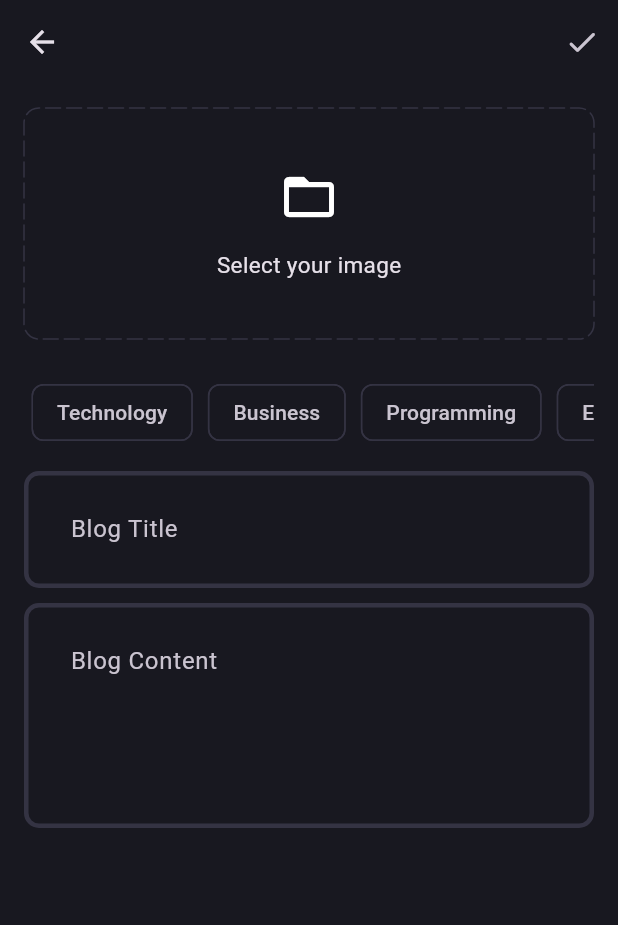
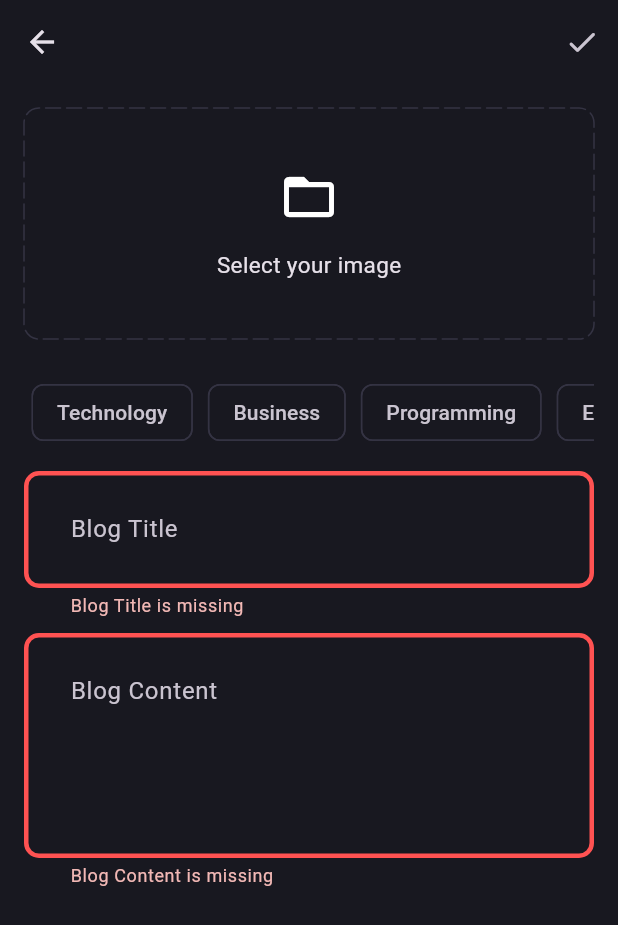
Before and after one commit to HSayer44/blog_app, a Flutter app: the AddNewBlogPage screen opened directly, after a tap on the "done" icon, on a phone screen of 412 x 824 dp. Shown: the top 925 px of the screen. Run offline on Flutter 3.47's test engine with Material 3 defaults, Android fonts, the phone set to English and light mode, and no system bars; drawn by our look-alikes of dotted_border; our stand-ins replace flutter_bloc, fpdart, get_it, image_picker, supabase_flutter; accounts and stored records are empty.

Commit message:
Blog form validation

```diff
--- a/lib/core/theme/theme.dart
+++ b/lib/core/theme/theme.dart
@@ -18,9 +18,11 @@ class AppTheme {
       side: BorderSide.none,
     ),
     inputDecorationTheme:  InputDecorationTheme(
+      border: _border(),
       contentPadding: const EdgeInsets.all(27),
       focusedBorder: _border(AppPallete.gradient2),
       enabledBorder: _border(),
+      errorBorder: _border(AppPallete.errorColor),
     ),
   );
 }
--- a/lib/features/blog/data/datasources/blog_remote_data_source.dart
+++ b/lib/features/blog/data/datasources/blog_remote_data_source.dart
@@ -35,8 +35,8 @@ class BlogRemoteDataSourceImpl implements BlogRemotDataSource {
     required BlogModel blog,
   }) async {
     try {
-       await supabaseClient.storage.from('blog_images').upload(blog.id, image);
-       return supabaseClient.storage.from('blog_images').getPublicUrl(blog.id);
+       await supabaseClient.storage.from('blog_image').upload(blog.id, image);
+       return supabaseClient.storage.from('blog_image').getPublicUrl(blog.id);
     } catch (e) {
       throw ServerException(e.toString());
     }
--- a/lib/features/blog/presentation/pages/add_new_blog_page.dart
+++ b/lib/features/blog/presentation/pages/add_new_blog_page.dart
@@ -1,11 +1,17 @@
 import 'dart:io';
 
+import 'package:blog_app/core/common/cubits/app_user/app_user_cubit.dart';
+import 'package:blog_app/core/common/widgets/loader.dart';
 import 'package:blog_app/core/theme/app_pallete.dart';
 import 'package:blog_app/core/utils/pick_image.dart';
+import 'package:blog_app/core/utils/show_snackbar.dart';
+import 'package:blog_app/features/blog/presentation/bloc/blog_bloc.dart';
+import 'package:blog_app/features/blog/presentation/pages/blog_page.dart';
 import 'package:blog_app/features/blog/presentation/widgets/blog_editor.dart';
 import 'package:dotted_border/dotted_border.dart';
 import 'package:flutter/cupertino.dart';
 import 'package:flutter/material.dart';
+import 'package:flutter_bloc/flutter_bloc.dart';
 
 class AddNewBlogPage extends StatefulWidget {
   static route() => MaterialPageRoute(builder: (context) => const AddNewBlogPage());
@@ -19,6 +25,7 @@ class AddNewBlogPage extends StatefulWidget {
 class _AddNewBlogPageState extends State<AddNewBlogPage> {
   final titleController = TextEditingController();
   final contentController = TextEditingController();
+  final formKey = GlobalKey<FormState>();
   List<String> selectedTopics = [];
   File? image;
 
@@ -28,6 +35,21 @@ class _AddNewBlogPageState extends State<AddNewBlogPage> {
       setState(() {
         image = pickedImage;
       });
+    }
+  }
+
+  void uploadBlog() {
+    if (formKey.currentState!.validate() && selectedTopics.isNotEmpty && image != null) {
+      final posterId = (context.read<AppUserCubit>().state as AppUserLoggedIn).user.id;
+      context.read<BlogBloc>().add(
+            BlogUploadEvent(
+              posterId: posterId,
+              title: titleController.text.trim(),
+              content: contentController.text.trim(),
+              image: image!,
+              topics: selectedTopics,
+            ),
+          );
     }
   }
 
@@ -42,11 +64,25 @@ class _AddNewBlogPageState extends State<AddNewBlogPage> {
   Widget build(BuildContext context) {
     return Scaffold(
       appBar: AppBar(
-        actions: [IconButton(onPressed: () {}, icon: const Icon(Icons.done_rounded))],
+        actions: [IconButton(onPressed: uploadBlog, icon: const Icon(Icons.done_rounded))],
       ),
-      body: SingleChildScrollView(
+      body: BlocConsumer<BlogBloc, BlogState>(
+        listener: (context, state) {
+          if (state is BlogFailure) {
+            showSnackBar(context, state.error);
+          } else if (state is BlogSuccess) {
+            Navigator.pushAndRemoveUntil(context, BlogPage.route(), (route) => false);
+          }
+        },
+        builder: (context, state) {
+          if (state is BlogLoading) {
+            return const Loader();
+          }
+          return SingleChildScrollView(
             child: Padding(
               padding: const EdgeInsets.all(16.0),
+              child: Form(
+                key: formKey,
                 child: Column(
                   children: [
                     image != null
@@ -56,7 +92,8 @@ class _AddNewBlogPageState extends State<AddNewBlogPage> {
                                 height: 150,
                                 width: double.infinity,
                                 child: ClipRRect(
-                              borderRadius: BorderRadius.circular(10), child: Image.file(image!, fit: BoxFit.cover))),
+                                    borderRadius: BorderRadius.circular(10),
+                                    child: Image.file(image!, fit: BoxFit.cover))),
                           )
                         : GestureDetector(
                             onTap: () {
@@ -128,5 +165,8 @@ class _AddNewBlogPageState extends State<AddNewBlogPage> {
               ),
             ),
           );
+        },
+      ),
+    );
   }
 }
--- a/lib/features/blog/presentation/pages/blog_page.dart
+++ b/lib/features/blog/presentation/pages/blog_page.dart
@@ -2,6 +2,7 @@ import 'package:blog_app/features/blog/presentation/pages/add_new_blog_page.dart
 import 'package:flutter/material.dart';
 
 class BlogPage extends StatelessWidget {
+  static route() => MaterialPageRoute(builder: (context) => const BlogPage());
   const BlogPage({super.key});
 
   @override
--- a/lib/features/blog/presentation/widgets/blog_editor.dart
+++ b/lib/features/blog/presentation/widgets/blog_editor.dart
@@ -12,6 +12,12 @@ class BlogEditor extends StatelessWidget {
       controller: controller,
       maxLines: null,
       minLines: minLines,
+      validator: (value) {
+        if(value!.isEmpty) {
+          return '$hintText is missing';
+        }
+        return null;
+      },
       decoration: InputDecoration(
         hintText: hintText
       ),
```
Lines whose indentation alone changed are shown as unchanged.
